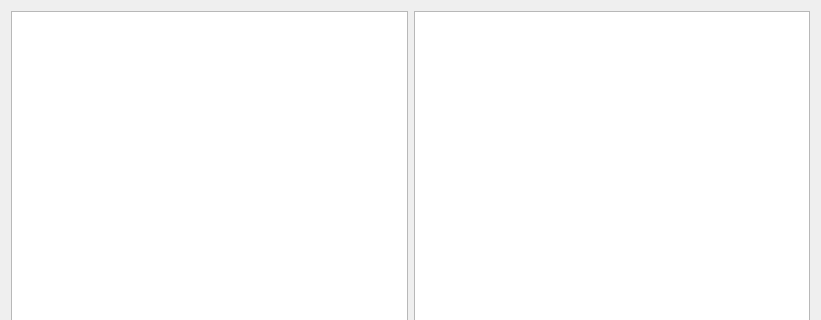
Qt form ui/Explorer.ui (unitedtimur/laboratory3_QT_CMAKE) before a commit; both pictures show x 0 to 821 and y 0 to 320 of the 821 by 526 pixel window.
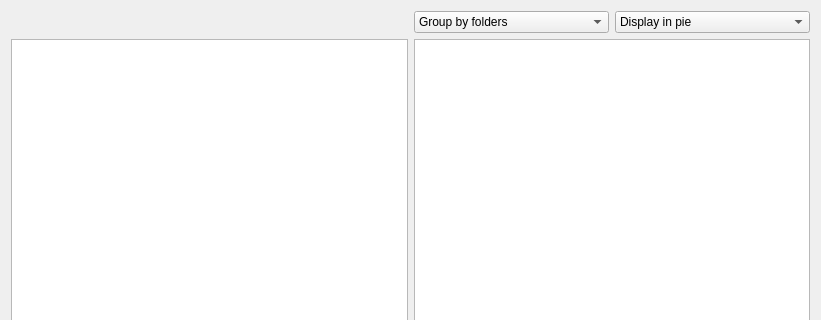
The same form after that commit.

```diff
--- a/ui/Explorer.ui
+++ b/ui/Explorer.ui
@@ -13,17 +13,49 @@
   <property name="windowTitle">
    <string>Form</string>
   </property>
-  <layout class="QHBoxLayout" name="horizontalLayout_2">
+  <layout class="QHBoxLayout" name="horizontalLayout_4">
    <item>
-    <layout class="QHBoxLayout" name="horizontalLayout">
-     <item>
+    <layout class="QGridLayout" name="gridLayout">
+     <item row="1" column="0">
       <widget class="QTreeView" name="treeView"/>
      </item>
+     <item row="0" column="1">
+      <layout class="QHBoxLayout" name="horizontalLayout_2">
+       <item>
+        <widget class="QComboBox" name="groupedBox">
+         <item>
+          <property name="text">
+           <string>Group by folders</string>
+          </property>
+         </item>
+         <item>
+          <property name="text">
+           <string>Group by types</string>
+          </property>
+         </item>
+        </widget>
+       </item>
+       <item>
+        <widget class="QComboBox" name="displayBox">
+         <item>
+          <property name="text">
+           <string>Display in pie</string>
+          </property>
+         </item>
+         <item>
+          <property name="text">
+           <string>Display in bar</string>
+          </property>
+         </item>
+        </widget>
+       </item>
+      </layout>
+     </item>
+     <item row="1" column="1">
+      <widget class="QTableView" name="tableView"/>
+     </item>
     </layout>
    </item>
-   <item>
-    <widget class="QTableView" name="tableView"/>
-   </item>
   </layout>
  </widget>
  <resources/>
```
